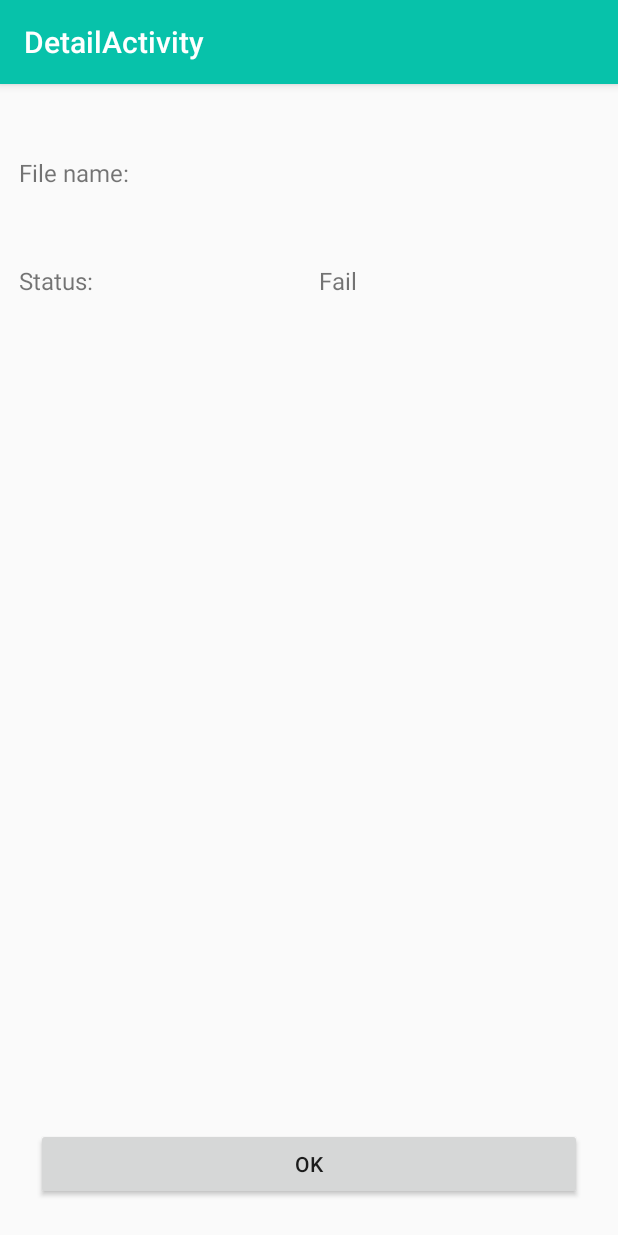
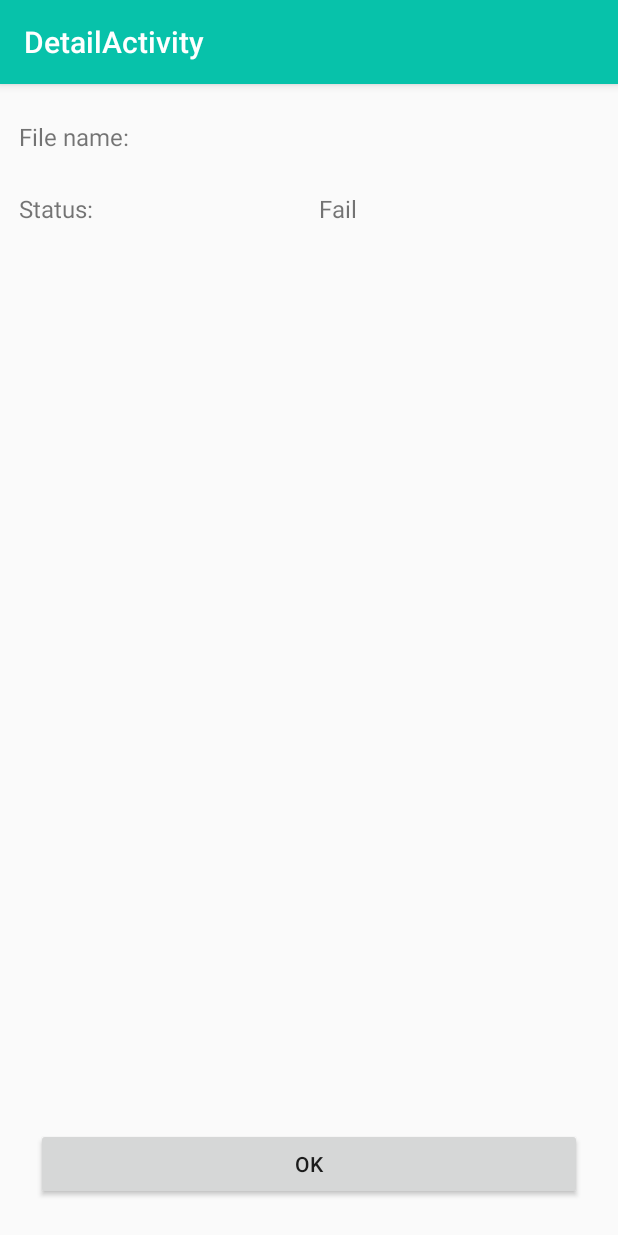
Before and after one commit to ValBasova/LoadApp, an Android app: the DetailActivity screen opened directly, with no data from a screen before it, on a phone screen of 412 x 824 dp. Run offline under Robolectric (Android 15) with nearby library versions, the phone set to English and light mode, and no system bars.

Commit message:
add motionLayout

```diff
--- a/app/src/main/res/layout/content_detail.xml
+++ b/app/src/main/res/layout/content_detail.xml
@@ -1,5 +1,5 @@
 <?xml version="1.0" encoding="utf-8"?>
-<androidx.constraintlayout.widget.ConstraintLayout xmlns:android="http://schemas.android.com/apk/res/android"
+<androidx.constraintlayout.motion.widget.MotionLayout xmlns:android="http://schemas.android.com/apk/res/android"
     xmlns:app="http://schemas.android.com/apk/res-auto"
     xmlns:tools="http://schemas.android.com/tools"
     android:layout_width="match_parent"
@@ -8,7 +8,8 @@
     android:layout_marginBottom="@dimen/layout_margin"
     app:layout_behavior="@string/appbar_scrolling_view_behavior"
     tools:context=".DetailActivity"
-    tools:showIn="@layout/activity_detail">
+    tools:showIn="@layout/activity_detail"
+    app:layoutDescription="@xml/content_detail_scene">
 
     <TextView
         android:id="@+id/fileNameLabel"
@@ -36,10 +37,6 @@
         android:layout_width="wrap_content"
         android:layout_height="wrap_content"
         android:text=""
-        app:layout_constraintBottom_toTopOf="@+id/statusValueLabel"
-        app:layout_constraintEnd_toEndOf="parent"
-        app:layout_constraintStart_toEndOf="@id/fileNameLabel"
-        app:layout_constraintTop_toTopOf="parent"
         tools:text="@string/loadRetrofit" />
 
     <TextView
@@ -48,9 +45,6 @@
         android:layout_width="wrap_content"
         android:layout_height="wrap_content"
         android:text=""
-        app:layout_constraintEnd_toEndOf="parent"
-        app:layout_constraintStart_toEndOf="@id/statusLabel"
-        app:layout_constraintTop_toBottomOf="@+id/urlNameLabel"
         tools:text="@string/success" />
 
     <Button
@@ -63,4 +57,4 @@
         app:layout_constraintBottom_toBottomOf="parent"
         app:layout_constraintEnd_toEndOf="parent"
         app:layout_constraintStart_toStartOf="parent" />
-</androidx.constraintlayout.widget.ConstraintLayout>
+</androidx.constraintlayout.motion.widget.MotionLayout>
--- /dev/null
+++ b/app/src/main/res/xml/content_detail_scene.xml
@@ -0,0 +1,52 @@
+<?xml version="1.0" encoding="utf-8"?>
+<MotionScene xmlns:android="http://schemas.android.com/apk/res/android"
+    xmlns:app="http://schemas.android.com/apk/res-auto">
+
+    <ConstraintSet android:id="@+id/start">
+        <Constraint
+            android:id="@+id/urlNameLabel"
+            android:layout_width="wrap_content"
+            android:layout_height="wrap_content"
+            app:layout_constraintBottom_toTopOf="@+id/statusValueLabel"
+            app:layout_constraintEnd_toEndOf="parent"
+            app:layout_constraintStart_toEndOf="@id/fileNameLabel"
+            app:layout_constraintTop_toTopOf="parent" />
+
+        <Constraint
+            android:id="@id/statusValueLabel"
+            android:layout_width="wrap_content"
+            android:layout_height="wrap_content"
+            app:layout_constraintEnd_toEndOf="parent"
+            app:layout_constraintStart_toEndOf="@id/statusLabel"
+            app:layout_constraintTop_toBottomOf="@+id/urlNameLabel" />
+
+        <!--        <Constraint android:id="@id/okButton" />-->
+    </ConstraintSet>
+
+    <ConstraintSet android:id="@+id/end">
+        <Constraint
+            android:id="@+id/urlNameLabel"
+            android:layout_width="wrap_content"
+            android:layout_height="wrap_content"
+            app:layout_constraintBottom_toTopOf="@+id/statusValueLabel"
+            app:layout_constraintEnd_toEndOf="parent"
+            app:layout_constraintStart_toEndOf="@id/fileNameLabel"
+            app:layout_constraintTop_toTopOf="parent" />
+
+        <Constraint
+            android:id="@id/statusValueLabel"
+            android:layout_width="wrap_content"
+            android:layout_height="wrap_content"
+            app:layout_constraintEnd_toEndOf="parent"
+            app:layout_constraintStart_toEndOf="@id/statusLabel"
+            app:layout_constraintTop_toBottomOf="@+id/urlNameLabel" />
+
+        <!--        <Constraint android:id="@id/okButton" />-->
+    </ConstraintSet>
+
+    <Transition
+        app:autoTransition="animateToEnd"
+        app:constraintSetEnd="@id/end"
+        app:constraintSetStart="@+id/start"
+        app:duration="2000" />
+</MotionScene>
```
